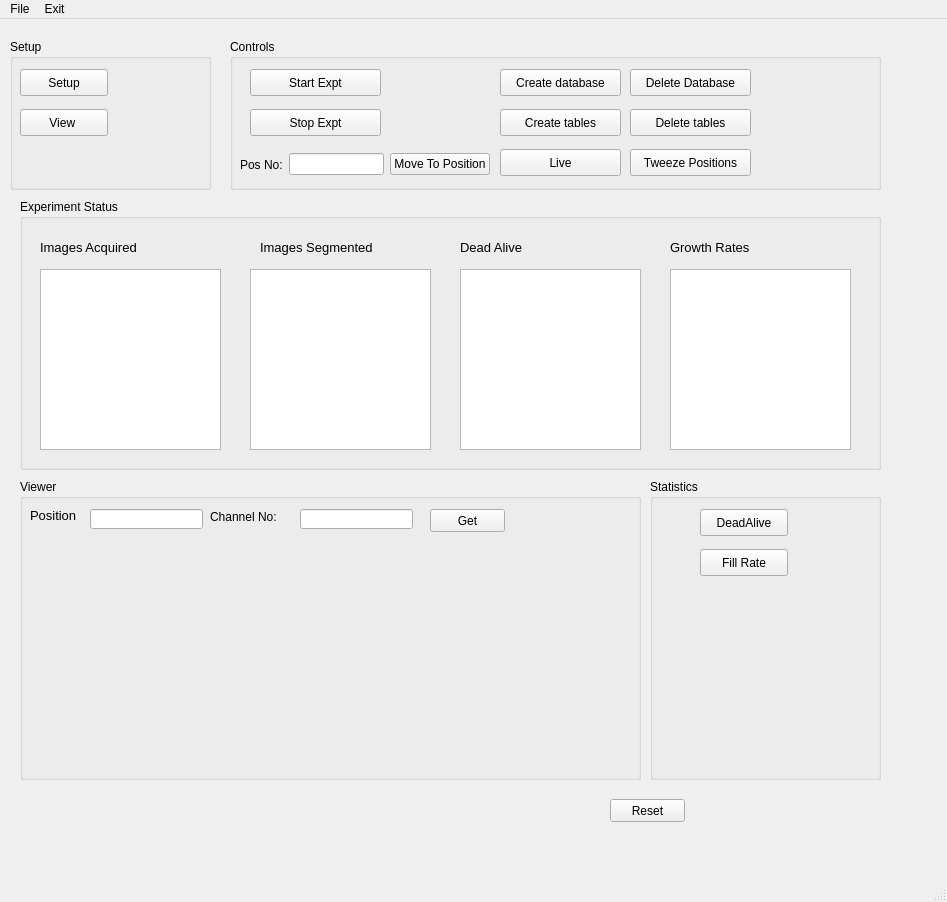
karempudi/narsil, file narsil/liverun/ui/mainWindow.ui: the form before one commit.
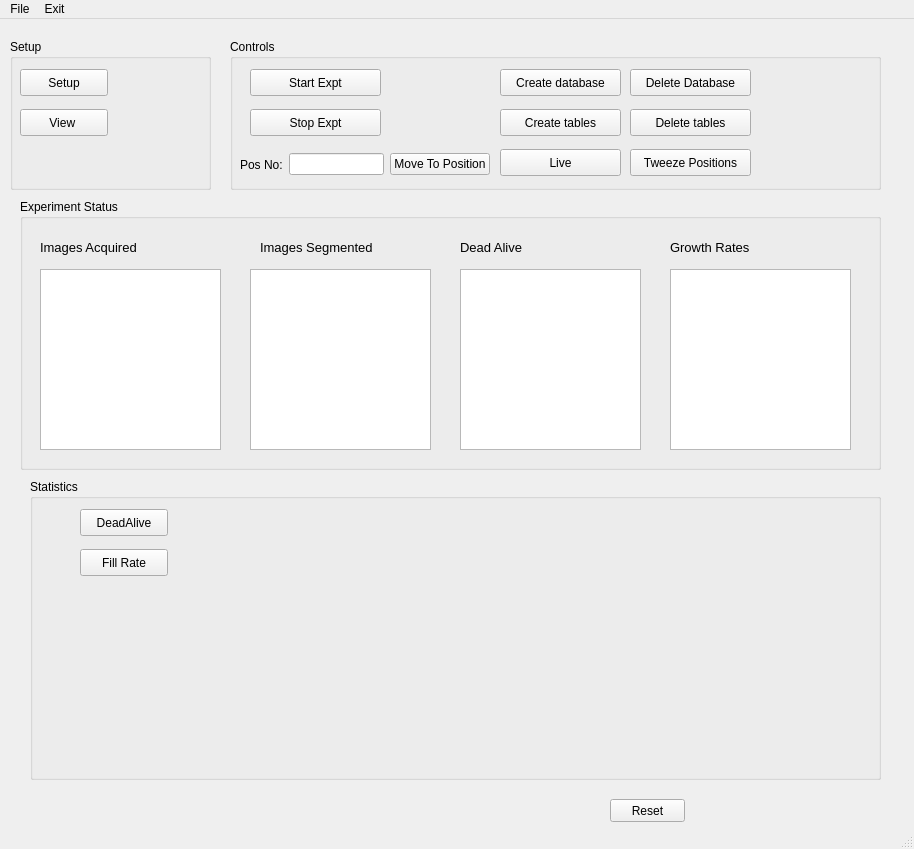
The form after the commit. Custom widgets are drawn as their Qt base class.

Commit message: Fetching data on seperate thread done, viewer box started for filtering channels

```diff
--- a/narsil/liverun/ui/mainWindow.ui
+++ b/narsil/liverun/ui/mainWindow.ui
@@ -6,8 +6,8 @@
    <rect>
     <x>0</x>
     <y>0</y>
-    <width>947</width>
-    <height>902</height>
+    <width>914</width>
+    <height>849</height>
    </rect>
   </property>
   <property name="windowTitle">
@@ -53,83 +53,6 @@
      </property>
     </widget>
    </widget>
-   <widget class="QGroupBox" name="viewerBox">
-    <property name="geometry">
-     <rect>
-      <x>20</x>
-      <y>460</y>
-      <width>621</width>
-      <height>301</height>
-     </rect>
-    </property>
-    <property name="title">
-     <string>Viewer</string>
-    </property>
-    <widget class="QLabel" name="viewerPositionLabel">
-     <property name="geometry">
-      <rect>
-       <x>10</x>
-       <y>30</y>
-       <width>47</width>
-       <height>13</height>
-      </rect>
-     </property>
-     <property name="font">
-      <font>
-       <pointsize>10</pointsize>
-      </font>
-     </property>
-     <property name="text">
-      <string>Position:</string>
-     </property>
-    </widget>
-    <widget class="QLineEdit" name="viewerPositionNo">
-     <property name="geometry">
-      <rect>
-       <x>70</x>
-       <y>30</y>
-       <width>113</width>
-       <height>20</height>
-      </rect>
-     </property>
-    </widget>
-    <widget class="QLabel" name="viewerChannelLabel">
-     <property name="geometry">
-      <rect>
-       <x>190</x>
-       <y>30</y>
-       <width>91</width>
-       <height>16</height>
-      </rect>
-     </property>
-     <property name="text">
-      <string>Channel No:</string>
-     </property>
-    </widget>
-    <widget class="QLineEdit" name="viewerChannelNo">
-     <property name="geometry">
-      <rect>
-       <x>280</x>
-       <y>30</y>
-       <width>113</width>
-       <height>20</height>
-      </rect>
-     </property>
-    </widget>
-    <widget class="QPushButton" name="viewerGetButton">
-     <property name="geometry">
-      <rect>
-       <x>410</x>
-       <y>30</y>
-       <width>75</width>
-       <height>23</height>
-      </rect>
-     </property>
-     <property name="text">
-      <string>Get</string>
-     </property>
-    </widget>
-   </widget>
    <widget class="QGroupBox" name="runStatus">
     <property name="geometry">
      <rect>
@@ -428,9 +351,9 @@
    <widget class="QGroupBox" name="statisticsBox">
     <property name="geometry">
      <rect>
-      <x>650</x>
+      <x>30</x>
       <y>460</y>
-      <width>231</width>
+      <width>851</width>
       <height>301</height>
      </rect>
     </property>
@@ -483,7 +406,7 @@
     <rect>
      <x>0</x>
      <y>0</y>
-     <width>947</width>
+     <width>914</width>
      <height>22</height>
     </rect>
    </property>
```
The commit also changes 6 other files.
